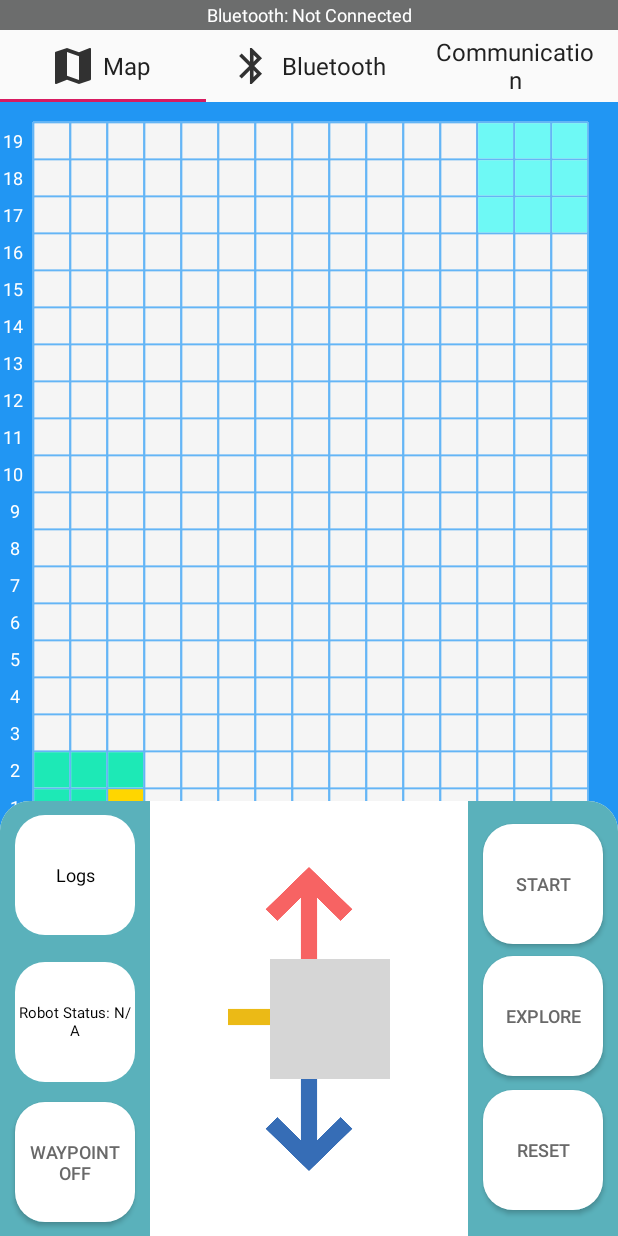
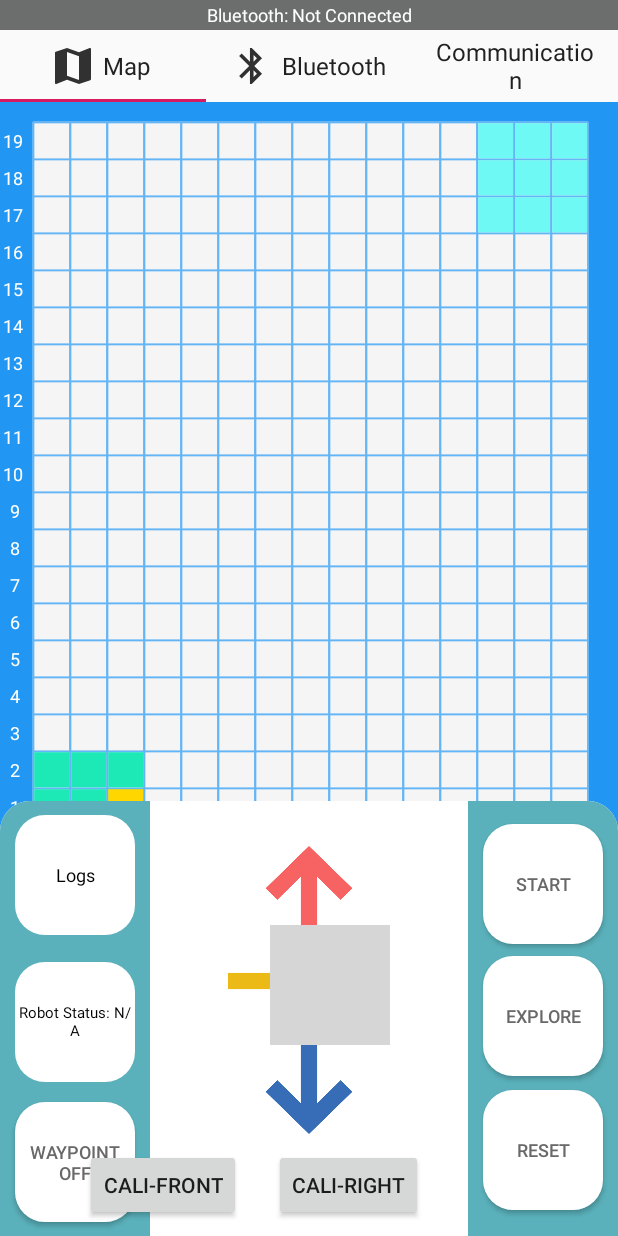
Before and after one commit to huanzhz/CZ3004-MDP, an Android app: the screen it shows after launch (MainActivity), on a phone screen of 412 x 824 dp. Run offline under Robolectric (Android 15) with nearby library versions, the phone set to English and light mode, and no system bars; grey boxes are pictures that could not be loaded.

Commit message:
Minor fixes

```diff
--- a/app/src/main/java/com/example/mdpgroup6yr1920sem2/MapTab.java
+++ b/app/src/main/java/com/example/mdpgroup6yr1920sem2/MapTab.java
@@ -36,6 +36,9 @@ public class MapTab extends Fragment {
     Button resetBtn;
     MapView mapView;
     Switch autoManualSwitch;
+    Button caliFrontBtn;
+    Button caliFront2Btn;
+    Button caliRightBtn;
 
     private static final String TAG = "Tab1";
     private int Fastest_Row = 1, Fastest_Col = 1, Fastest_Count = 0;
@@ -73,6 +76,10 @@ public class MapTab extends Fragment {
             resetBtn = (Button) view.findViewById(R.id.resetbtn);
             autoManualSwitch = (Switch) view.findViewById(R.id.autoSwitch);
             autoManualSwitch.setChecked(true);
+            caliFrontBtn = (Button) view.findViewById(R.id.calFront);
+            caliFront2Btn = (Button) view.findViewById(R.id.calFront2);
+            caliRightBtn = (Button) view.findViewById(R.id.calRight);
+
 
             // status Messages
             statusMessages = (TextView) view.findViewById(R.id.txtRobotStatus);
@@ -80,7 +87,9 @@ public class MapTab extends Fragment {
             upBtn.setOnClickListener(new View.OnClickListener() {
                 public void onClick(View v) {
                     if (mainActivityObj.mBluetoothConnection != null) {
-                        byte[] bytes = ("pMANUAL|f").getBytes(Charset.defaultCharset());
+                        //pMANUAL|f
+                        //Log.d(TAG, "hf\n");
+                        byte[] bytes = ("hf\n").getBytes(Charset.defaultCharset());
                         mainActivityObj.mBluetoothConnection.write(bytes);
                     } else {
                         Toast.makeText(getContext(), "Bluetooth not connected!", Toast.LENGTH_SHORT).show();
@@ -91,7 +100,8 @@ public class MapTab extends Fragment {
             leftBtn.setOnClickListener(new View.OnClickListener() {
                 public void onClick(View v) {
                     if (mainActivityObj.mBluetoothConnection != null) {
-                        byte[] bytes = ("pMANUAL|l").getBytes(Charset.defaultCharset());
+                        //"pMANUAL|l
+                        byte[] bytes = ("hl\n").getBytes(Charset.defaultCharset());
                         mainActivityObj.mBluetoothConnection.write(bytes);
                     } else {
                         Toast.makeText(getContext(), "Bluetooth not connected!", Toast.LENGTH_SHORT).show();
@@ -102,7 +112,8 @@ public class MapTab extends Fragment {
             rightBtn.setOnClickListener(new View.OnClickListener() {
                 public void onClick(View v) {
                     if (mainActivityObj.mBluetoothConnection != null) {
-                        byte[] bytes = ("pMANUAL|r").getBytes(Charset.defaultCharset());
+                        //pMANUAL|r
+                        byte[] bytes = ("hr\n").getBytes(Charset.defaultCharset());
                         mainActivityObj.mBluetoothConnection.write(bytes);
                     } else {
                         Toast.makeText(getContext(), "Bluetooth not connected!", Toast.LENGTH_SHORT).show();
@@ -113,7 +124,42 @@ public class MapTab extends Fragment {
             downBtn.setOnClickListener(new View.OnClickListener() {
                 public void onClick(View v) {
                     if (mainActivityObj.mBluetoothConnection != null) {
-                        byte[] bytes = ("pMANUAL|b").getBytes(Charset.defaultCharset());
+                        //pMANUAL|b
+                        byte[] bytes = ("hb\n").getBytes(Charset.defaultCharset());
+                        mainActivityObj.mBluetoothConnection.write(bytes);
+                    } else {
+                        Toast.makeText(getContext(), "Bluetooth not connected!", Toast.LENGTH_SHORT).show();
+                    }
+                }
+            });
+
+            //temp
+            caliFrontBtn.setOnClickListener(new View.OnClickListener() {
+                public void onClick(View v) {
+                    if (mainActivityObj.mBluetoothConnection != null) {
+                        byte[] bytes = ("hi\n").getBytes(Charset.defaultCharset());
+                        mainActivityObj.mBluetoothConnection.write(bytes);
+                    } else {
+                        Toast.makeText(getContext(), "Bluetooth not connected!", Toast.LENGTH_SHORT).show();
+                    }
+                }
+            });
+
+            caliFront2Btn.setOnClickListener(new View.OnClickListener() {
+                public void onClick(View v) {
+                    if (mainActivityObj.mBluetoothConnection != null) {
+                        byte[] bytes = ("hx\n").getBytes(Charset.defaultCharset());
+                        mainActivityObj.mBluetoothConnection.write(bytes);
+                    } else {
+                        Toast.makeText(getContext(), "Bluetooth not connected!", Toast.LENGTH_SHORT).show();
+                    }
+                }
+            });
+
+            caliRightBtn.setOnClickListener(new View.OnClickListener() {
+                public void onClick(View v) {
+                    if (mainActivityObj.mBluetoothConnection != null) {
+                        byte[] bytes = ("ho\n").getBytes(Charset.defaultCharset());
                         mainActivityObj.mBluetoothConnection.write(bytes);
                     } else {
                         Toast.makeText(getContext(), "Bluetooth not connected!", Toast.LENGTH_SHORT).show();
@@ -336,8 +382,7 @@ public class MapTab extends Fragment {
                         Fastest_Direction = "Left";
                         setRobotDirection("Left");
                     }
-                }
-                else{
+                } else {
                     //Do Nothing
                 }
                 handler.postDelayed(this, 500);
@@ -345,7 +390,7 @@ public class MapTab extends Fragment {
         }
     };
 
-            Thread thread = new Thread() {
+    Thread thread = new Thread() {
         @Override
         public void run() {
             while (!Thread.currentThread().isInterrupted()) {
--- a/app/src/main/res/layout/map.xml
+++ b/app/src/main/res/layout/map.xml
@@ -101,6 +101,7 @@
         </androidx.constraintlayout.widget.ConstraintLayout>
 
         <androidx.constraintlayout.widget.ConstraintLayout
+            android:id="@+id/constraintLayout2"
             android:layout_width="100dp"
             android:layout_height="290dp"
             android:background="@drawable/bg_menu_left"
@@ -198,13 +199,14 @@
             android:src="@drawable/leftbtn"
             app:layout_constraintBottom_toBottomOf="parent"
             app:layout_constraintStart_toStartOf="parent"
-            app:layout_constraintTop_toTopOf="parent" />
+            app:layout_constraintTop_toTopOf="parent"
+            app:layout_constraintVertical_bias="0.395" />
 
         <ImageButton
             android:id="@+id/btnBottom"
             android:layout_width="80dip"
             android:layout_height="80dip"
-            android:layout_marginBottom="32dp"
+            android:layout_marginBottom="60dp"
             android:background="?attr/selectableItemBackgroundBorderless"
             android:contentDescription="@string/btn_down"
             android:scaleType="fitXY"
@@ -219,9 +221,8 @@
             android:id="@+id/btnRight"
             android:layout_width="80dip"
             android:layout_height="80dip"
-            android:layout_marginTop="104dp"
+            android:layout_marginTop="80dp"
             android:layout_marginEnd="180dp"
-            android:layout_marginBottom="107dp"
             android:background="?attr/selectableItemBackgroundBorderless"
             android:contentDescription="@string/btn_right"
             android:scaleType="fitXY"
@@ -235,7 +236,7 @@
             android:id="@+id/btnTop"
             android:layout_width="80dip"
             android:layout_height="80dip"
-            android:layout_marginTop="44dp"
+            android:layout_marginTop="30dp"
             android:background="?attr/selectableItemBackgroundBorderless"
             android:contentDescription="@string/btn_up"
             android:scaleType="fitXY"
@@ -266,5 +267,49 @@
             app:layout_constraintTop_toTopOf="parent"
             app:layout_constraintVertical_bias="0.0" />
 
+        <Button
+            android:id="@+id/calFront"
+            android:layout_width="wrap_content"
+            android:layout_height="48dp"
+            android:layout_marginStart="30dp"
+            android:layout_marginTop="40dp"
+            android:layout_marginEnd="30dp"
+            android:text="Cali-Front"
+            app:layout_constraintBottom_toBottomOf="parent"
+            app:layout_constraintEnd_toStartOf="@+id/btnBottom"
+            app:layout_constraintHorizontal_bias="0.75"
+            app:layout_constraintStart_toEndOf="@+id/constraintLayout2"
+            app:layout_constraintTop_toBottomOf="@+id/btnLeft"
+            app:layout_constraintVertical_bias="0.75" />
+
+        <Button
+            android:id="@+id/calFront2"
+            android:layout_width="wrap_content"
+            android:layout_height="48dp"
+            android:layout_marginStart="15dp"
+            android:layout_marginTop="11dp"
+            android:layout_marginEnd="15dp"
+            android:layout_marginBottom="10dp"
+            android:text="Cali-Front2"
+            app:layout_constraintBottom_toBottomOf="parent"
+            app:layout_constraintEnd_toStartOf="@+id/calRight"
+            app:layout_constraintStart_toEndOf="@+id/calFront"
+            app:layout_constraintTop_toBottomOf="@+id/btnBottom" />
+
+        <Button
+            android:id="@+id/calRight"
+            android:layout_width="wrap_content"
+            android:layout_height="wrap_content"
+            android:layout_marginStart="30dp"
+            android:layout_marginTop="40dp"
+            android:layout_marginEnd="30dp"
+            android:layout_marginBottom="5dp"
+            android:text="Cali-Right"
+            app:layout_constraintBottom_toBottomOf="parent"
+            app:layout_constraintEnd_toStartOf="@+id/constraintLayout"
+            app:layout_constraintHorizontal_bias="1.0"
+            app:layout_constraintStart_toEndOf="@+id/btnBottom"
+            app:layout_constraintTop_toBottomOf="@+id/btnRight"
+            app:layout_constraintVertical_bias="0.864" />
     </androidx.constraintlayout.widget.ConstraintLayout>
 </androidx.constraintlayout.widget.ConstraintLayout>
```
